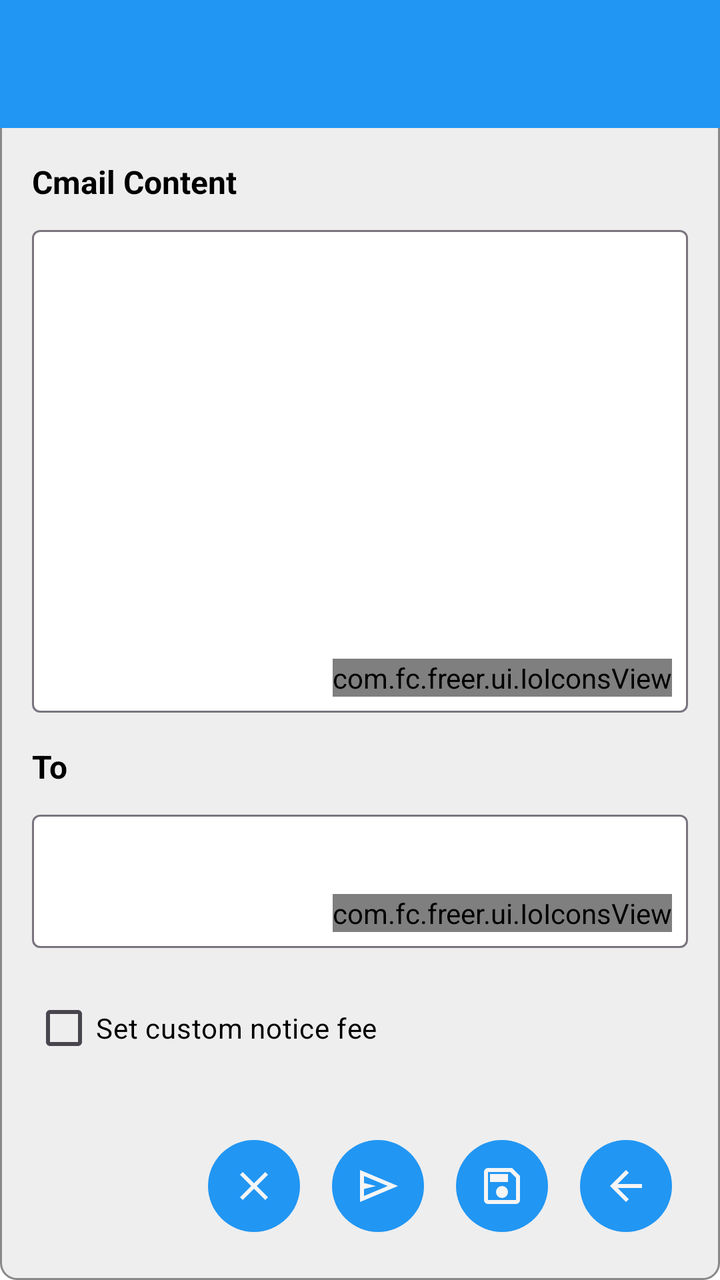
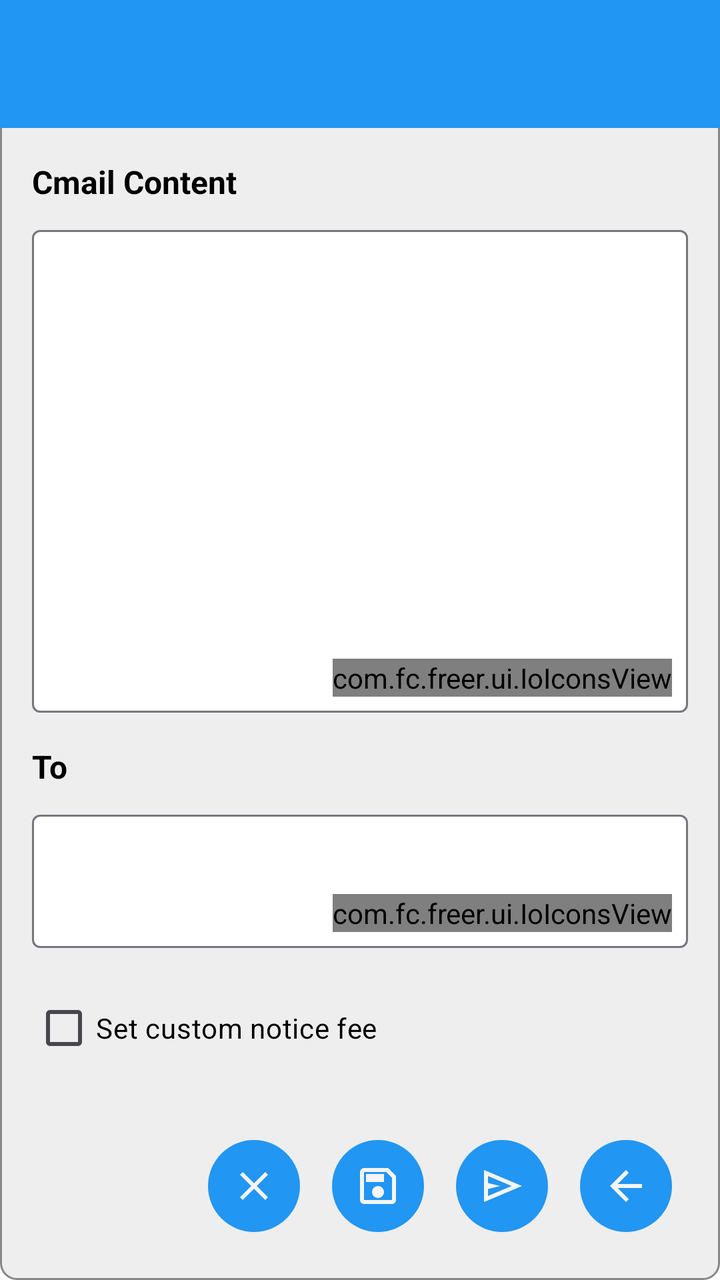

Compare the two renders of this Android layout. The source of the first and the diff that turns it into the second are given below.
<!-- AndroidManifest.xml: application theme Theme.Freer -->
<!-- res/layout/activity_create_mail.xml -->
<?xml version="1.0" encoding="utf-8"?>
<LinearLayout xmlns:android="http://schemas.android.com/apk/res/android"
    android:layout_width="match_parent"
    android:layout_height="match_parent"
    android:orientation="vertical"
    android:background="@drawable/key_card_background">

    
    <include layout="@layout/common_toolbar" />

    <LinearLayout
        android:layout_width="match_parent"
        android:layout_height="match_parent"
        android:orientation="vertical"
        android:padding="16dp">


        
        <LinearLayout
            android:id="@+id/inputContainer"
            android:layout_width="match_parent"
            android:layout_height="0dp"
            android:layout_weight="1"
            android:orientation="vertical"
            android:layout_marginBottom="8dp">

            
            <TextView
                android:layout_width="match_parent"
                android:layout_height="wrap_content"
                android:text="@string/mail_content"
                android:textStyle="bold"
                android:textSize="16sp"
                android:textColor="@color/text"
                android:layout_marginBottom="8dp" />

            <include
                android:id="@+id/contentView"
                layout="@layout/layout_text_input_with_scan"
                android:layout_width="match_parent"
                android:layout_height="match_parent"
                android:layout_marginBottom="8dp" />

        </LinearLayout>

        
        <LinearLayout
            android:layout_width="match_parent"
            android:layout_height="wrap_content"
            android:orientation="vertical"
            android:layout_marginBottom="16dp">

            
            <TextView
                android:layout_width="match_parent"
                android:layout_height="wrap_content"
                android:text="@string/to"
                android:textStyle="bold"
                android:textSize="16sp"
                android:textColor="@color/text"
                android:layout_marginBottom="8dp" />

            
            <LinearLayout
                android:id="@+id/recipientCardContainer"
                android:layout_width="match_parent"
                android:layout_height="wrap_content"
                android:orientation="vertical"
                android:layout_marginBottom="8dp"
                android:visibility="gone" />

            
            <include
                android:id="@+id/recipientSelectionView"
                layout="@layout/layout_key_input_with_people_and_scan"
                android:layout_width="match_parent"
                android:layout_height="@dimen/two_line_height"
                android:layout_marginBottom="8dp" />

            
            <CheckBox
                android:id="@+id/customNoticeFeeCheckbox"
                android:layout_width="wrap_content"
                android:layout_height="wrap_content"
                android:text="@string/set_custom_notice_fee"
                android:textColor="@color/text"
                android:layout_marginTop="8dp"
                android:layout_marginBottom="8dp" />

            
            <LinearLayout
                android:id="@+id/customNoticeFeeContainer"
                android:layout_width="match_parent"
                android:layout_height="wrap_content"
                android:orientation="horizontal"
                android:visibility="gone"
                android:layout_marginBottom="8dp">

                <com.google.android.material.textfield.TextInputLayout
                    android:layout_width="0dp"
                    android:layout_height="wrap_content"
                    android:layout_weight="1"
                    android:hint="@string/enter_notice_fee"
                    >

                    <com.google.android.material.textfield.TextInputEditText
                        android:id="@+id/customNoticeFeeInput"
                        android:layout_width="match_parent"
                        android:layout_height="wrap_content"
                        android:inputType="numberDecimal"
                        android:maxLines="1" />

                </com.google.android.material.textfield.TextInputLayout>

            </LinearLayout>

        </LinearLayout>


        
        <LinearLayout
            android:id="@+id/buttonContainer"
            android:layout_width="match_parent"
            android:layout_height="wrap_content"
            android:orientation="horizontal"
            android:gravity="end">

            <ImageButton
                android:id="@+id/clearButton"
                style="@style/ImageButtonStyle"
                android:src="@drawable/ic_clear"
                android:contentDescription="@string/clear" />

            <ImageButton
                android:id="@+id/carveButton"
                style="@style/ImageButtonStyle"
                android:src="@drawable/ic_send"
                android:contentDescription="@string/carve" />

            <ImageButton
                android:id="@+id/saveButton"
                style="@style/ImageButtonStyle"
                android:src="@drawable/ic_save"
                android:contentDescription="@string/save" />
            <ImageButton
                android:id="@+id/back_button"
                style="@style/ImageButtonStyle"
                android:src="@drawable/ic_back"
                android:contentDescription="@string/back" />

        </LinearLayout>

    </LinearLayout>

</LinearLayout>
<!-- res/layout/common_toolbar.xml (included above) -->
<?xml version="1.0" encoding="utf-8"?>
<androidx.appcompat.widget.Toolbar xmlns:android="http://schemas.android.com/apk/res/android"
    xmlns:app="http://schemas.android.com/apk/res-auto"
    android:id="@+id/toolbar"
    android:layout_width="match_parent"
    android:layout_height="?attr/actionBarSize"
    android:background="@color/accent"
    android:theme="@style/ThemeOverlay.Freer.Toolbar">

    <LinearLayout
        android:id="@+id/toolbar_fid_container"
        android:layout_width="wrap_content"
        android:layout_height="match_parent"
        android:layout_gravity="end"
        android:orientation="horizontal"
        android:gravity="end|center_vertical"
        android:visibility="gone"
        android:clickable="true"
        android:focusable="true"
        android:paddingStart="8dp"
        android:paddingEnd="16dp"
        android:background="?android:attr/selectableItemBackground">

        <TextView
            android:id="@+id/toolbar_fid_text"
            android:layout_width="130dp"
            android:layout_height="wrap_content"
            android:textColor="@color/main_background"
            android:paddingStart="8dp"
            android:paddingEnd="4dp"
            android:textSize="14sp"
            android:maxLines="1"
            android:gravity="end"
            android:ellipsize="middle" />

        <ImageView
            android:id="@+id/toolbar_avatar"
            android:layout_width="42dp"
            android:layout_height="42dp"
            android:background="@color/accent"
            android:scaleType="centerCrop"
            android:contentDescription="@string/avatar" />

    </LinearLayout>

</androidx.appcompat.widget.Toolbar>
<!-- res/layout/layout_text_input_with_scan.xml (included above) -->
<?xml version="1.0" encoding="utf-8"?>
<FrameLayout xmlns:android="http://schemas.android.com/apk/res/android"
    xmlns:app="http://schemas.android.com/apk/res-auto"
    android:layout_width="match_parent"
    android:layout_height="match_parent">

    <com.google.android.material.textfield.TextInputLayout
        android:id="@+id/textInputWithScanLayout"
        android:layout_width="match_parent"
        android:layout_height="match_parent"
        app:boxBackgroundColor="@color/input_field_background"
        style="@style/Widget.Material3.TextInputLayout.OutlinedBox">

        <com.google.android.material.textfield.TextInputEditText
            android:id="@+id/textInput"
            android:layout_width="match_parent"
            android:layout_height="match_parent"
            android:gravity="top"
            android:inputType="textMultiLine"
            android:minLines="3"
            android:paddingStart="8dp"
            android:paddingEnd="70dp"
            android:paddingBottom="8dp"
            />
    </com.google.android.material.textfield.TextInputLayout>

    <com.fc.freer.ui.IoIconsView
        android:id="@+id/scanIcon"
        android:layout_width="wrap_content"
        android:layout_height="wrap_content"
        android:layout_gravity="bottom|end"
        android:layout_margin="8dp" />
</FrameLayout>
<!-- res/layout/layout_key_input_with_people_and_scan.xml (included above) -->
<?xml version="1.0" encoding="utf-8"?>
<FrameLayout xmlns:android="http://schemas.android.com/apk/res/android"
    xmlns:app="http://schemas.android.com/apk/res-auto"
    android:layout_width="match_parent"
    android:layout_height="@dimen/two_line_height">

    <com.google.android.material.textfield.TextInputLayout
        android:id="@+id/keyInputWithPeopleAndScanLayout"
        android:layout_width="match_parent"
        android:layout_height="match_parent"
        app:boxBackgroundColor="@color/input_field_background"
        style="@style/Widget.Material3.TextInputLayout.OutlinedBox">

        <com.google.android.material.textfield.TextInputEditText
            android:id="@+id/keyInput"
            android:layout_width="match_parent"
            android:layout_height="match_parent"
            android:inputType="textMultiLine"
            android:paddingStart="8dp"
            android:paddingEnd="70dp"
            android:paddingTop="8dp"
            android:ellipsize="middle"
            android:paddingBottom="8dp" />
    </com.google.android.material.textfield.TextInputLayout>

    <com.fc.freer.ui.IoIconsView
        android:id="@+id/peopleAndScanIcons"
        android:layout_width="wrap_content"
        android:layout_height="wrap_content"
        android:layout_gravity="bottom|end"
        android:layout_margin="8dp" />
</FrameLayout>
<!-- resources referenced by this layout -->
<resources>
  <color name="accent">#2196F3</color>
  <color name="input_field_background">#FFFFFF</color>
  <color name="main_background">#F5F5F5</color>
  <color name="text">#000000</color>
  <dimen name="two_line_height">72dp</dimen>
  <!-- drawable ic_back (drawable) -->
  <vector xmlns:android="http://schemas.android.com/apk/res/android"
      android:width="24dp"
      android:height="24dp"
      android:viewportWidth="960"
      android:viewportHeight="960">
    <path
        android:pathData="m313,520 l224,224 -57,56 -320,-320 320,-320 57,56 -224,224h487v80L313,520Z"
        android:fillColor="@color/main_background"/>
  </vector>
  <!-- drawable ic_clear (drawable) -->
  <?xml version="1.0" encoding="utf-8"?>
  <vector xmlns:android="http://schemas.android.com/apk/res/android"
      android:width="24dp"
      android:height="24dp"
      android:viewportWidth="24"
      android:viewportHeight="24"
      android:tint="@color/accent">
      <path
          android:fillColor="@color/text"
          android:pathData="M19,6.41L17.59,5 12,10.59 6.41,5 5,6.41 10.59,12 5,17.59 6.41,19 12,13.41 17.59,19 19,17.59 13.41,12z"/>
  </vector>
  <!-- drawable ic_save (drawable) -->
  <vector xmlns:android="http://schemas.android.com/apk/res/android"
      android:width="24dp"
      android:height="24dp"
      android:viewportWidth="960"
      android:viewportHeight="960">
    <path
        android:pathData="M840,280v480q0,33 -23.5,56.5T760,840L200,840q-33,0 -56.5,-23.5T120,760v-560q0,-33 23.5,-56.5T200,120h480l160,160ZM760,314L646,200L200,200v560h560v-446ZM480,720q50,0 85,-35t35,-85q0,-50 -35,-85t-85,-35q-50,0 -85,35t-35,85q0,50 35,85t85,35ZM240,400h360v-160L240,240v160ZM200,314v446,-560 114Z"
        android:fillColor="#030626"/>
  </vector>
  <!-- drawable ic_send (drawable) -->
  <vector xmlns:android="http://schemas.android.com/apk/res/android"
      android:width="24dp"
      android:height="24dp"
      android:viewportWidth="960"
      android:viewportHeight="960">
    <path
        android:pathData="M120,800v-640l760,320 -760,320ZM200,680 L674,480 200,280v140l240,60 -240,60v140ZM200,680v-400,400Z"
        android:fillColor="@color/warning"/>
  </vector>
  <string name="avatar">Avatar</string>
  <string name="back">Back</string>
  <string name="carve">Carve</string>
  <string name="clear">Clear</string>
  <string name="enter_notice_fee">Enter notice fee</string>
  <string name="mail_content">Cmail Content</string>
  <string name="save">Save</string>
  <string name="set_custom_notice_fee">Set custom notice fee</string>
  <string name="to">To</string>
  <style name="ImageButtonStyle">
          <item name="android:layout_width">46dp</item>
          <item name="android:layout_height">46dp</item>
          <item name="android:layout_margin">8dp</item>
          <item name="android:background">@drawable/bg_round_accent</item>
          <item name="android:tint">@color/main_background</item>
          <item name="android:scaleType">centerInside</item>
          <item name="android:padding">8dp</item>
      </style>
  <style name="ThemeOverlay.Freer.Toolbar" parent="ThemeOverlay.AppCompat.ActionBar">
          <item name="android:textColorPrimary">@color/main_background</item>
          <item name="android:textColorSecondary">@color/main_background</item>
      </style>
  <style name="Theme.Freer" parent="Base.Theme.Freer" />
  <color name="warning">#FF9800</color>
  <color name="background_light">#EEEEEE</color>
  <color name="outline_light">#888888</color>
  <!-- drawable bg_round_accent (drawable) -->
  <?xml version="1.0" encoding="utf-8"?>
  <shape xmlns:android="http://schemas.android.com/apk/res/android"
      android:shape="oval">
      <solid android:color="@color/accent" />
  </shape>
  <!-- unchanged entries left out for length: 2 -->
</resources>

<!-- the commit's change to res/layout/activity_create_mail.xml (unified diff, before → after) -->
@@ -130,18 +130,16 @@
                 style="@style/ImageButtonStyle"
                 android:src="@drawable/ic_clear"
                 android:contentDescription="@string/clear" />
-
+            <ImageButton
+                android:id="@+id/saveButton"
+                style="@style/ImageButtonStyle"
+                android:src="@drawable/ic_save"
+                android:contentDescription="@string/save" />
             <ImageButton
                 android:id="@+id/carveButton"
                 style="@style/ImageButtonStyle"
                 android:src="@drawable/ic_send"
                 android:contentDescription="@string/carve" />
-
-            <ImageButton
-                android:id="@+id/saveButton"
-                style="@style/ImageButtonStyle"
-                android:src="@drawable/ic_save"
-                android:contentDescription="@string/save" />
             <ImageButton
                 android:id="@+id/back_button"
                 style="@style/ImageButtonStyle"
